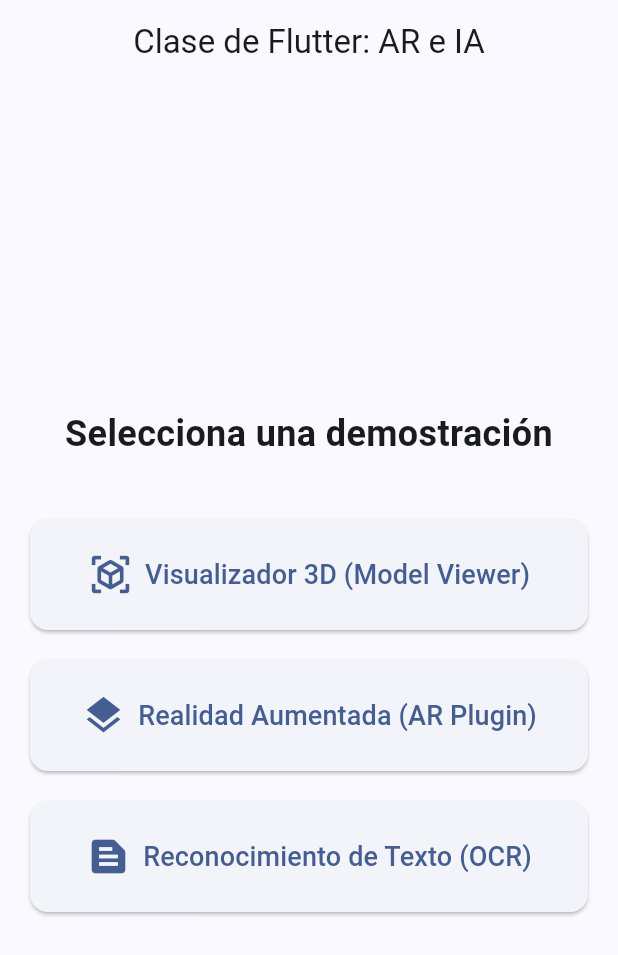
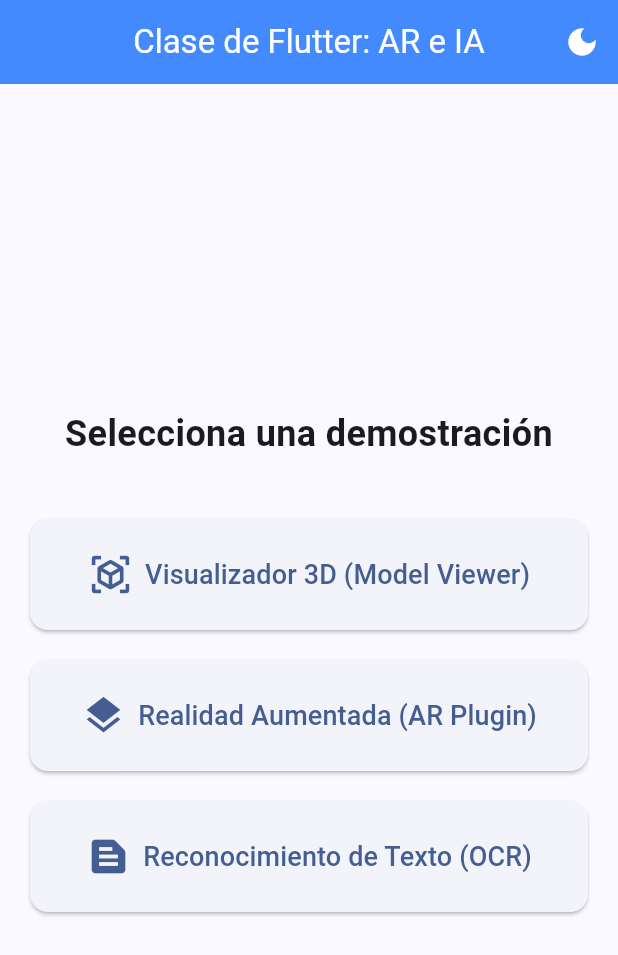
Before and after one commit to Ivanxx16/Actividades_Flutter, a Flutter app: the screen it shows after launch, on a phone screen of 412 x 824 dp. Shown: the top 955 px of the screen. Run offline on Flutter 3.47's test engine with Material 3 defaults, Android fonts, the phone set to English and light mode, and no system bars; our stand-ins replace go_router, shared_preferences.

Commit message:
tema claro y boscuro

```diff
--- /dev/null
+++ b/lib/core/providers/theme_provider.dart
@@ -0,0 +1,29 @@
+import 'package:flutter/material.dart';
+import 'package:shared_preferences/shared_preferences.dart';
+
+class ThemeProvider extends ChangeNotifier {
+  bool _isDarkMode = false;
+
+  bool get isDarkMode => _isDarkMode;
+
+  ThemeProvider() {
+    _loadTheme();
+  }
+
+  void toggleTheme() {
+    _isDarkMode = !_isDarkMode;
+    _saveTheme();
+    notifyListeners();
+  }
+
+  Future<void> _loadTheme() async {
+    final prefs = await SharedPreferences.getInstance();
+    _isDarkMode = prefs.getBool('isDarkMode') ?? false;
+    notifyListeners();
+  }
+
+  Future<void> _saveTheme() async {
+    final prefs = await SharedPreferences.getInstance();
+    await prefs.setBool('isDarkMode', _isDarkMode);
+  }
+}
--- a/lib/core/theme/app_theme.dart
+++ b/lib/core/theme/app_theme.dart
@@ -8,6 +8,30 @@ class AppTheme {
       colorScheme: ColorScheme.fromSeed(
         seedColor: Colors.blueAccent,
         brightness: Brightness.light,
+      ),
+      appBarTheme: const AppBarTheme(
+        centerTitle: true,
+        elevation: 0,
+        backgroundColor: Colors.blueAccent,
+        foregroundColor: Colors.white,
+      ),
+      elevatedButtonTheme: ElevatedButtonThemeData(
+        style: ElevatedButton.styleFrom(
+          padding: const EdgeInsets.symmetric(horizontal: 24, vertical: 12),
+          shape: RoundedRectangleBorder(
+            borderRadius: BorderRadius.circular(12),
+          ),
+        ),
+      ),
+    );
+  }
+
+  static ThemeData get darkTheme {
+    return ThemeData(
+      useMaterial3: true,
+      colorScheme: ColorScheme.fromSeed(
+        seedColor: Colors.blueAccent,
+        brightness: Brightness.dark,
       ),
       appBarTheme: const AppBarTheme(centerTitle: true, elevation: 0),
       elevatedButtonTheme: ElevatedButtonThemeData(
--- a/lib/features/home/presentation/screens/home_screen.dart
+++ b/lib/features/home/presentation/screens/home_screen.dart
@@ -1,5 +1,7 @@
 import 'package:flutter/material.dart';
 import 'package:go_router/go_router.dart';
+import 'package:provider/provider.dart';
+import '../../../../core/providers/theme_provider.dart';
 
 class HomeScreen extends StatelessWidget {
   const HomeScreen({super.key});
@@ -7,7 +9,21 @@ class HomeScreen extends StatelessWidget {
   @override
   Widget build(BuildContext context) {
     return Scaffold(
-      appBar: AppBar(title: const Text('Clase de Flutter: AR e IA')),
+      appBar: AppBar(
+        title: const Text('Clase de Flutter: AR e IA'),
+        actions: [
+          IconButton(
+            icon: Icon(
+              Provider.of<ThemeProvider>(context).isDarkMode
+                  ? Icons.light_mode
+                  : Icons.dark_mode,
+            ),
+            onPressed: () {
+              Provider.of<ThemeProvider>(context, listen: false).toggleTheme();
+            },
+          ),
+        ],
+      ),
       body: Center(
         child: Padding(
           padding: const EdgeInsets.all(20.0),
--- a/lib/main.dart
+++ b/lib/main.dart
@@ -1,9 +1,16 @@
 import 'package:flutter/material.dart';
+import 'package:provider/provider.dart';
+import 'core/providers/theme_provider.dart';
 import 'core/router/app_router.dart';
 import 'core/theme/app_theme.dart';
 
 void main() {
-  runApp(const MyApp());
+  runApp(
+    MultiProvider(
+      providers: [ChangeNotifierProvider(create: (_) => ThemeProvider())],
+      child: const MyApp(),
+    ),
+  );
 }
 
 class MyApp extends StatelessWidget {
@@ -11,10 +18,14 @@ class MyApp extends StatelessWidget {
 
   @override
   Widget build(BuildContext context) {
+    final themeProvider = Provider.of<ThemeProvider>(context);
+
     return MaterialApp.router(
       title: 'Flutter AR & AI Class',
       debugShowCheckedModeBanner: false,
       theme: AppTheme.lightTheme,
+      darkTheme: AppTheme.darkTheme,
+      themeMode: themeProvider.isDarkMode ? ThemeMode.dark : ThemeMode.light,
       routerConfig: appRouter,
     );
   }
--- a/pubspec.yaml
+++ b/pubspec.yaml
@@ -45,6 +45,8 @@ dependencies:
   # Navigation
   go_router: ^14.0.0
   ar_flutter_plugin_2: ^0.0.3
+  provider: ^6.1.5+1
+  shared_preferences: ^2.5.3
 
 dev_dependencies:
   flutter_test:
```
Also changed, not shown: pubspec.lock, 1 other file.
